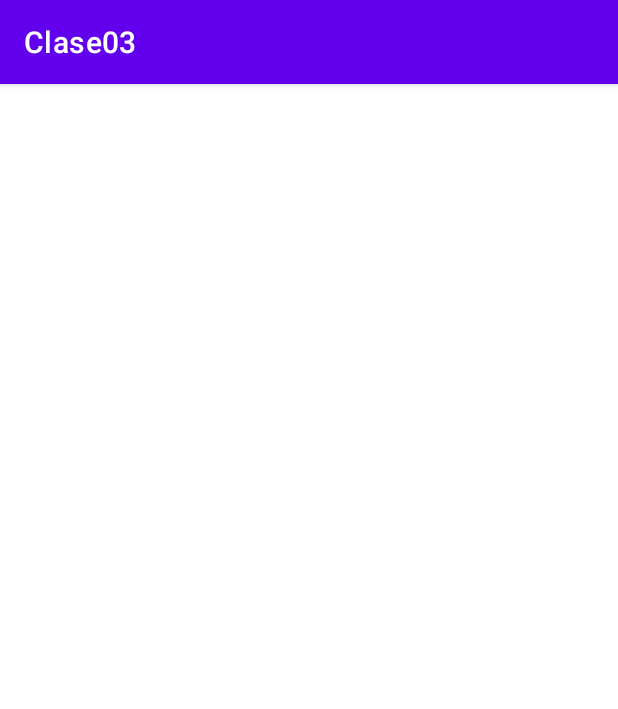
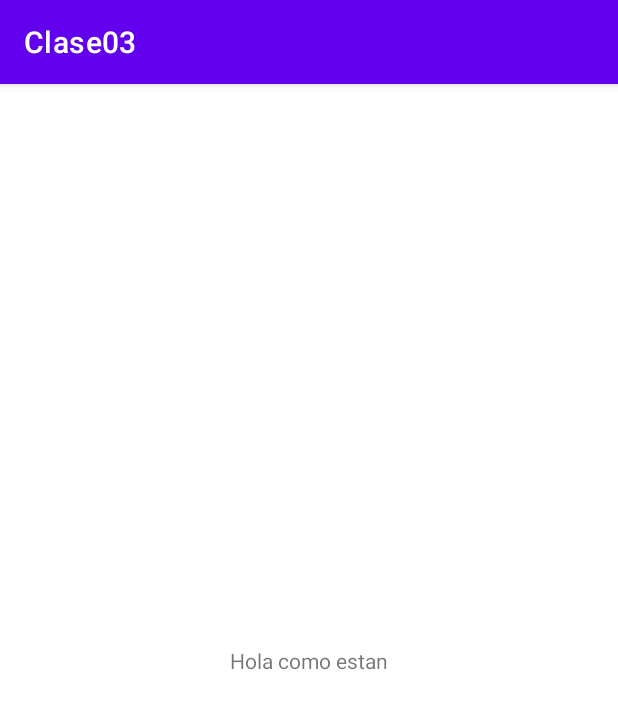
Before and after one commit to hernanzala/Primera-prueba, an Android app: the screen it shows after launch (MainActivity), on a phone screen of 412 x 824 dp. Shown: the top 709 px of the screen. Run offline under Robolectric (Android 15) with nearby library versions, the phone set to English and light mode, and no system bars.

Commit message:
Se agrega texview

```diff
--- a/app/src/main/res/layout/activity_main.xml
+++ b/app/src/main/res/layout/activity_main.xml
@@ -4,4 +4,15 @@
     xmlns:tools="http://schemas.android.com/tools"
     android:layout_width="match_parent"
     android:layout_height="match_parent"
-    tools:context=".MainActivity"/>
+    tools:context=".MainActivity">
+
+    <TextView
+        android:id="@+id/textView"
+        android:layout_width="wrap_content"
+        android:layout_height="wrap_content"
+        android:text="Hola como estan"
+        app:layout_constraintBottom_toBottomOf="parent"
+        app:layout_constraintEnd_toEndOf="parent"
+        app:layout_constraintStart_toStartOf="parent"
+        app:layout_constraintTop_toTopOf="parent" />
+</androidx.constraintlayout.widget.ConstraintLayout>
```
